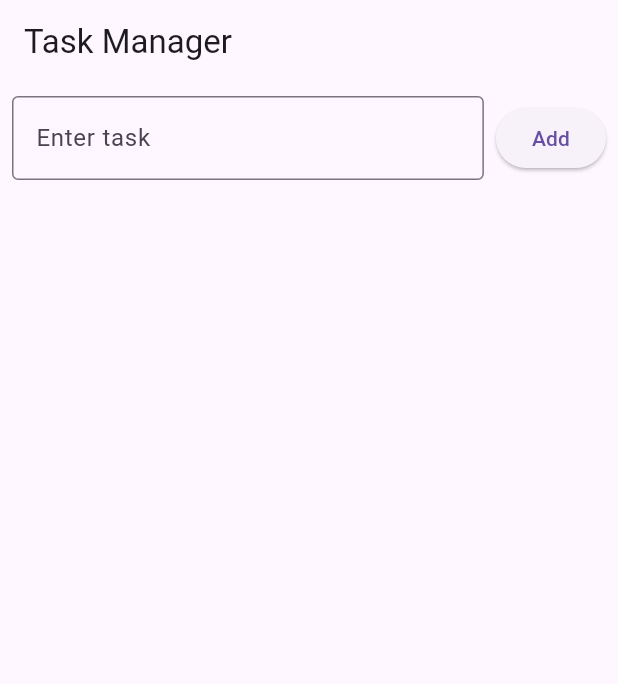
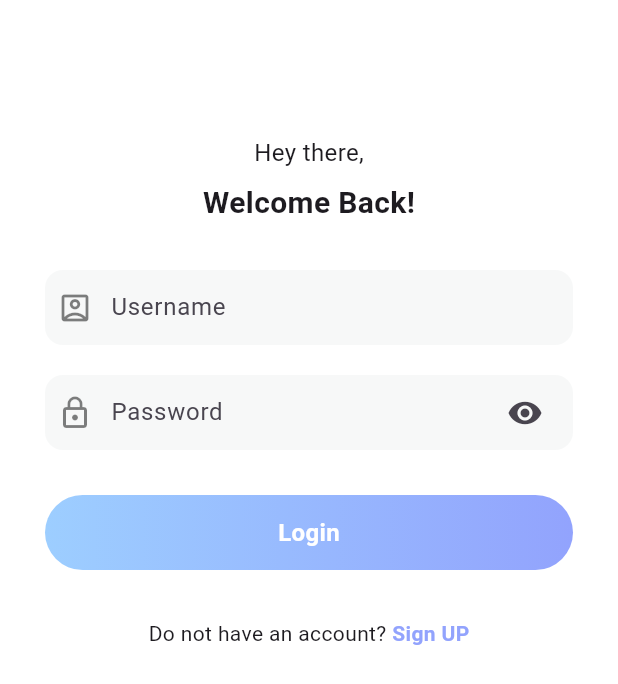
Before and after one commit to KaozhiChen/task_manager, a Flutter app: the screen it shows after launch, on a phone screen of 412 x 824 dp. Shown: the top 684 px of the screen. Run offline on Flutter 3.47's test engine with Material 3 defaults, Android fonts, the phone set to English and light mode, and no system bars; our stand-ins replace cloud_firestore, firebase_core; accounts and stored records are empty.

Commit message:
add login and sign up page

```diff
--- a/lib/main.dart
+++ b/lib/main.dart
@@ -1,6 +1,7 @@
 import 'package:flutter/material.dart';
 import 'package:cloud_firestore/cloud_firestore.dart';
 import 'package:firebase_core/firebase_core.dart';
+import 'package:task_manager/pages/login_page.dart';
 
 void main() async {
   WidgetsFlutterBinding.ensureInitialized();
@@ -14,7 +15,7 @@ class MyApp extends StatelessWidget {
   @override
   Widget build(BuildContext context) {
     return const MaterialApp(
-      home: TaskListScreen(),
+      home: LoginPage(),
     );
   }
 }
--- /dev/null
+++ b/lib/pages/login_page.dart
@@ -0,0 +1,199 @@
+import 'package:flutter/material.dart';
+import '../../theme/colors.dart';
+import 'signup_sheet.dart';
+
+class LoginPage extends StatefulWidget {
+  const LoginPage({super.key});
+
+  @override
+  State<LoginPage> createState() => _LoginPageState();
+}
+
+class _LoginPageState extends State<LoginPage> {
+  bool _obscureText = true;
+  final TextEditingController _usernameController = TextEditingController();
+  final TextEditingController _passwordController = TextEditingController();
+
+  void _showSignUpBottomSheet() {
+    showModalBottomSheet(
+        context: context,
+        isScrollControlled: true,
+        shape: const RoundedRectangleBorder(
+            borderRadius: BorderRadius.vertical(top: Radius.circular(24))),
+        builder: (BuildContext context) {
+          return const SignUpBottomSheet();
+        });
+  }
+
+  @override
+  Widget build(BuildContext context) {
+    return Scaffold(
+      backgroundColor: white,
+      body: loginPageBody(),
+    );
+  }
+
+  Widget loginPageBody() {
+    return SingleChildScrollView(
+      child: SafeArea(
+        child: Padding(
+          padding: const EdgeInsets.all(30),
+          child: Center(
+            child: Column(
+              children: [
+                // Welcome and TextField
+                Column(
+                  children: [
+                    const SizedBox(
+                      height: 60,
+                    ),
+                    const Text(
+                      "Hey there,",
+                      style: TextStyle(fontSize: 16),
+                    ),
+                    const SizedBox(
+                      height: 8,
+                    ),
+                    const Text(
+                      "Welcome Back!",
+                      style:
+                          TextStyle(fontSize: 20, fontWeight: FontWeight.bold),
+                    ),
+                    const SizedBox(
+                      height: 30,
+                    ),
+                    Container(
+                      height: 50,
+                      width: double.infinity,
+                      decoration: BoxDecoration(
+                          color: bgTextField,
+                          borderRadius: BorderRadius.circular(12)),
+                      child: Padding(
+                        padding: const EdgeInsets.only(left: 8.0, right: 8.0),
+                        child: Row(
+                          children: [
+                            Icon(
+                              Icons.account_box_outlined,
+                              color: black.withOpacity(0.5),
+                            ),
+                            const SizedBox(width: 12),
+                            Flexible(
+                                child: TextField(
+                              controller: _usernameController,
+                              decoration: const InputDecoration(
+                                  labelText: "Username",
+                                  border: InputBorder.none),
+                              cursorColor: black.withOpacity(0.5),
+                            ))
+                          ],
+                        ),
+                      ),
+                    ),
+                    const SizedBox(
+                      height: 20,
+                    ),
+                    Container(
+                      height: 50,
+                      width: double.infinity,
+                      decoration: BoxDecoration(
+                          color: bgTextField,
+                          borderRadius: BorderRadius.circular(12)),
+                      child: Padding(
+                        padding: const EdgeInsets.only(left: 8.0, right: 8.0),
+                        child: Row(
+                          children: [
+                            Icon(
+                              Icons.lock_outline,
+                              color: black.withOpacity(0.5),
+                            ),
+                            const SizedBox(width: 12),
+                            Flexible(
+                                child: TextField(
+                              controller: _passwordController,
+                              obscureText: _obscureText,
+                              decoration: InputDecoration(
+                                  labelText: "Password",
+                                  border: InputBorder.none,
+                                  suffixIcon: IconButton(
+                                      onPressed: () {
+                                        setState(() {
+                                          _obscureText = !_obscureText;
+                                        });
+                                      },
+                                      icon: Icon(_obscureText
+                                          ? Icons.visibility
+                                          : Icons.visibility_off_outlined))),
+                              cursorColor: black.withOpacity(0.5),
+                            ))
+                          ],
+                        ),
+                      ),
+                    ),
+                  ],
+                ),
+                const SizedBox(
+                  height: 30,
+                ),
+
+                // login area
+                Column(
+                  children: [
+                    InkWell(
+                      onTap: () {},
+                      child: Container(
+                        height: 50,
+                        width: double.infinity,
+                        decoration: BoxDecoration(
+                            gradient: const LinearGradient(
+                                colors: [secondary, primary]),
+                            borderRadius: BorderRadius.circular(30)),
+                        child: const Row(
+                          mainAxisAlignment: MainAxisAlignment.center,
+                          children: [
+                            Text(
+                              "Login",
+                              style: TextStyle(
+                                  fontSize: 16,
+                                  color: white,
+                                  fontWeight: FontWeight.bold),
+                            )
+                          ],
+                        ),
+                      ),
+                    ),
+                    const SizedBox(
+                      height: 20,
+                    ),
+
+                    const SizedBox(
+                      height: 12,
+                    ),
+                    // ignore: prefer_const_constructors
+                    Row(
+                      mainAxisAlignment: MainAxisAlignment.center,
+                      children: [
+                        const Text('Do not have an account? '),
+                        InkWell(
+                          onTap: () {
+                            _showSignUpBottomSheet();
+                          },
+                          child: const Text(
+                            'Sign UP',
+                            style: TextStyle(
+                              color: primary,
+                              fontWeight: FontWeight.bold,
+                            ),
+                          ),
+                        ),
+                      ],
+                    )
+                  ],
+                )
+              ],
+            ),
+          ),
+        ),
+      ),
+    );
+  }
+}
--- /dev/null
+++ b/lib/theme/colors.dart
@@ -0,0 +1,10 @@
+import 'package:flutter/material.dart';
+
+const Color white = Color(0xFFFFFFFF);
+const Color black = Color(0xFF000000);
+const Color labelColor = Color(0xFFB0B0B0);
+const Color primary = Color(0xFF92A3FD);
+const Color secondary = Color(0xFF9DCEFF);
+const Color thirdColor = Color(0xFFC58BF2);
+const Color fourthColor = Color(0xFFEEA4CE);
+const Color bgTextField = Color(0xFFF7F8F8);
```
Also changed, not shown: lib/pages/signup_sheet.dart (added, +148 -0 lines).
